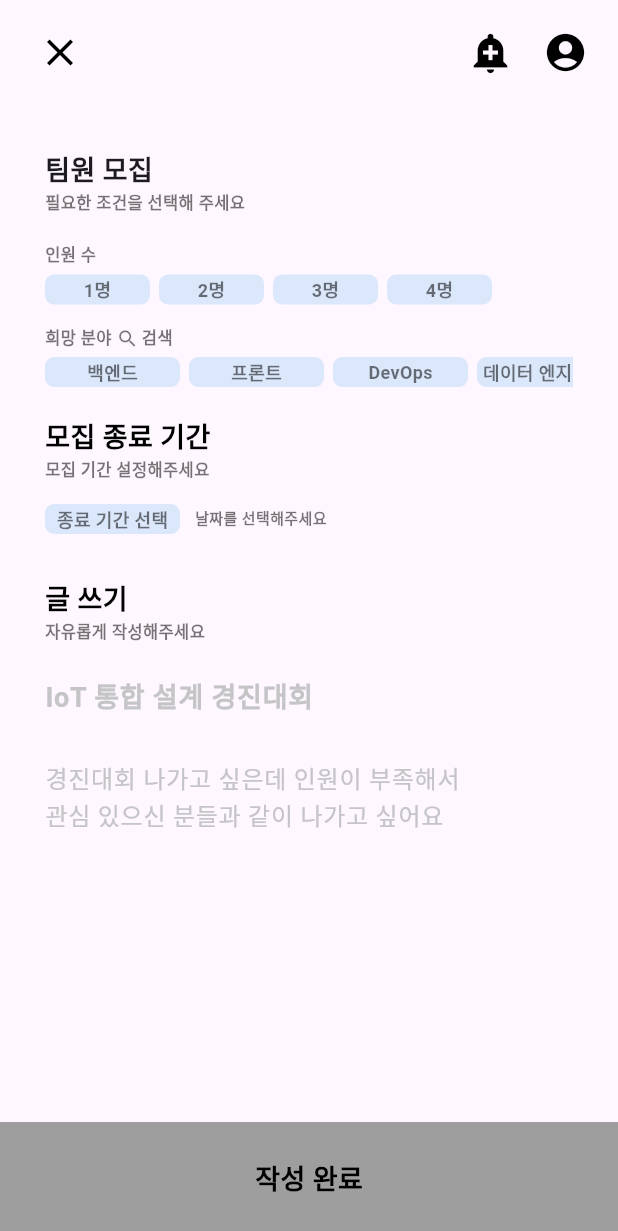
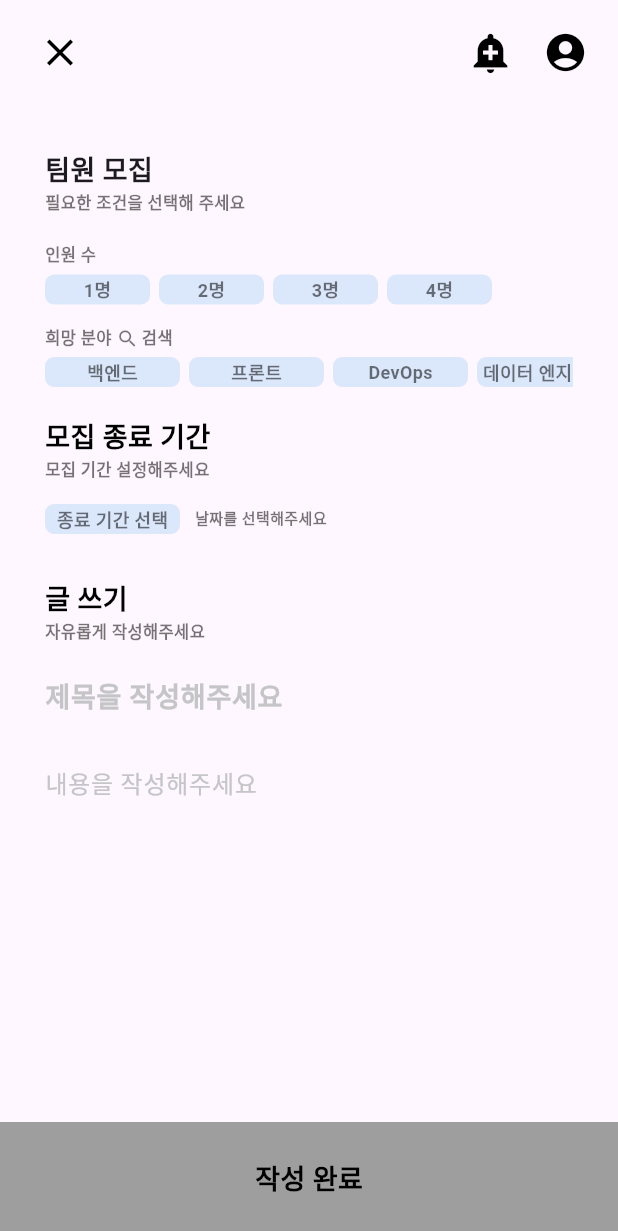
Before and after one commit to Jeong-Reminder/frontend, a Flutter app: the screen it shows after launch, on a phone screen of 412 x 824 dp. Shown: the top 1231 px of the screen. Run offline on Flutter 3.47's test engine with Material 3 defaults, Android fonts, the phone set to English and light mode, and no system bars; our stand-ins replace badges, cookie_jar, file_picker, flutter_datetime_picker_plus, image_picker, jwt_decoder and 4 more; accounts and stored records are empty.

Commit message:
feat : #104 팀원 모집글 작성 API 연동 - 팀원 모집글 제목과 내용 hintText 수정

```diff
--- a/frontend/lib/screens/makeTeam_screen.dart
+++ b/frontend/lib/screens/makeTeam_screen.dart
@@ -346,7 +346,7 @@ class _MakeTeamPageState extends State<MakeTeamPage> {
                 controller: _titleController,
                 maxLines: 1,
                 decoration: const InputDecoration(
-                  hintText: 'IoT 통합 설계 경진대회',
+                  hintText: '제목을 작성해주세요',
                   hintStyle: TextStyle(
                     fontSize: 18,
                     fontWeight: FontWeight.bold,
@@ -364,7 +364,7 @@ class _MakeTeamPageState extends State<MakeTeamPage> {
                 controller: _contentController,
                 maxLines: null, // 자동으로 확장되는 줄 수
                 decoration: const InputDecoration(
-                  hintText: '경진대회 나가고 싶은데 인원이 부족해서\n관심 있으신 분들과 같이 나가고 싶어요',
+                  hintText: '내용을 작성해주세요',
                   hintStyle: TextStyle(
                     fontSize: 16,
                     fontWeight: FontWeight.normal,
```
